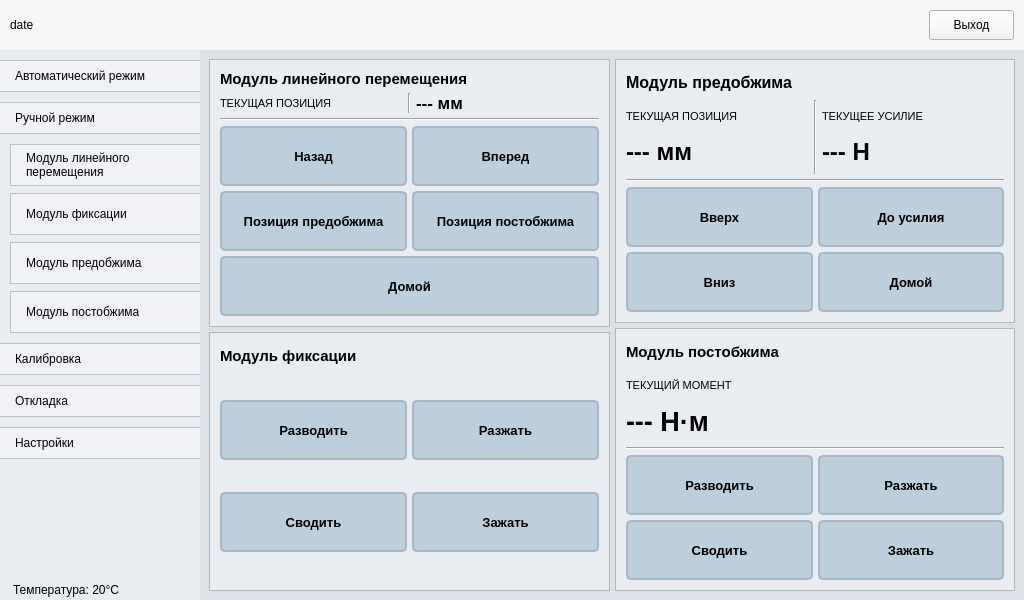
Above: main.ui from petlitsky/rozovproject before the change. Below: the same form after it.
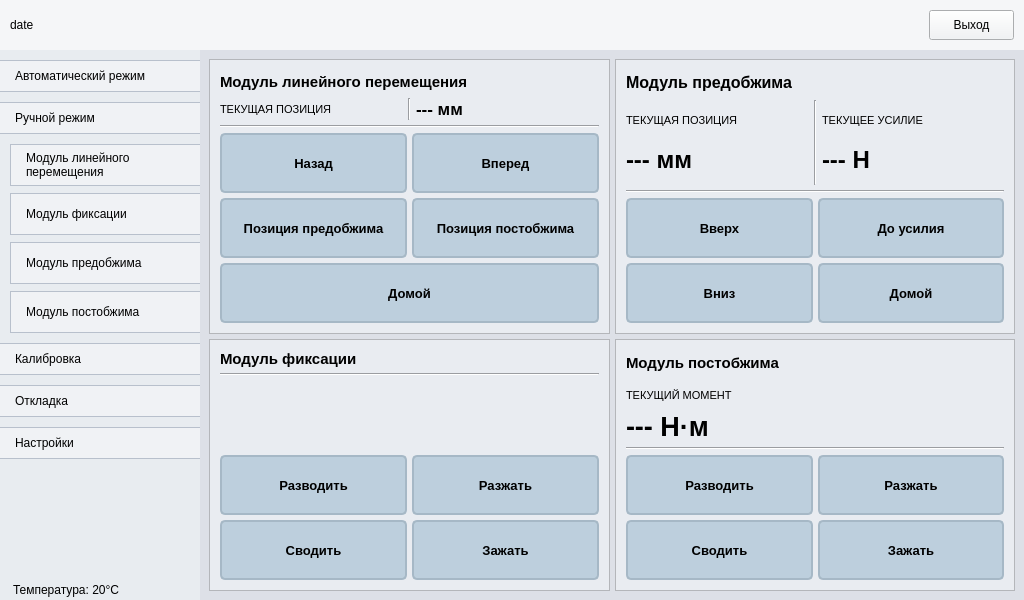
That is the form after the change. The open tabs and pages were chosen to show the change. Icons and pictures are not drawn.

What changed in the file:
```diff
--- a/main.ui
+++ b/main.ui
@@ -878,6 +878,18 @@
                  </item>
                  <item>
                   <widget class="QFrame" name="frameXPos_6">
+                   <property name="minimumSize">
+                    <size>
+                     <width>0</width>
+                     <height>252</height>
+                    </size>
+                   </property>
+                   <property name="maximumSize">
+                    <size>
+                     <width>16777215</width>
+                     <height>252</height>
+                    </size>
+                   </property>
                    <property name="styleSheet">
                     <string notr="true">* {
 	background: #e9ecf1;
@@ -935,8 +947,39 @@
                       </property>
                      </widget>
                     </item>
+                    <item>
+                     <widget class="Line" name="line_6">
+                      <property name="styleSheet">
+                       <string notr="true">Line {
+	border: 1px solid #ced3d7;
+}</string>
+                      </property>
+                      <property name="orientation">
+                       <enum>Qt::Orientation::Horizontal</enum>
+                      </property>
+                     </widget>
+                    </item>
+                    <item>
+                     <spacer name="verticalSpacer_4">
+                      <property name="orientation">
+                       <enum>Qt::Orientation::Vertical</enum>
+                      </property>
+                      <property name="sizeHint" stdset="0">
+                       <size>
+                        <width>20</width>
+                        <height>40</height>
+                       </size>
+                      </property>
+                     </spacer>
+                    </item>
                     <item>
                      <widget class="QWidget" name="widget_38" native="true">
+                      <property name="maximumSize">
+                       <size>
+                        <width>16777215</width>
+                        <height>125</height>
+                       </size>
+                      </property>
                       <layout class="QHBoxLayout" name="horizontalLayout_29">
                        <property name="spacing">
                         <number>5</number>
@@ -955,6 +998,12 @@
                        </property>
                        <item>
                         <widget class="QWidget" name="widget_49" native="true">
+                         <property name="maximumSize">
+                          <size>
+                           <width>16777215</width>
+                           <height>125</height>
+                          </size>
+                         </property>
                          <layout class="QVBoxLayout" name="verticalLayout_48">
                           <property name="spacing">
                            <number>5</number>
@@ -1076,6 +1125,12 @@
                        </item>
                        <item>
                         <widget class="QWidget" name="widget_40" native="true">
+                         <property name="maximumSize">
+                          <size>
+                           <width>16777215</width>
+                           <height>125</height>
+                          </size>
+                         </property>
                          <layout class="QVBoxLayout" name="verticalLayout_55">
                           <property name="spacing">
                            <number>5</number>
@@ -1707,6 +1762,18 @@
                  </item>
                  <item>
                   <widget class="QFrame" name="frameXPos_5">
+                   <property name="minimumSize">
+                    <size>
+                     <width>0</width>
+                     <height>252</height>
+                    </size>
+                   </property>
+                   <property name="maximumSize">
+                    <size>
+                     <width>16777215</width>
+                     <height>252</height>
+                    </size>
+                   </property>
                    <property name="styleSheet">
                     <string notr="true">* {
 	background: #e9ecf1;
@@ -1808,7 +1875,7 @@
                          <property name="maximumSize">
                           <size>
                            <width>16777215</width>
-                           <height>40</height>
+                           <height>35</height>
                           </size>
                          </property>
                          <property name="font">
```
Left out of the diff: 81 changed lines with no effect on the pictures.
